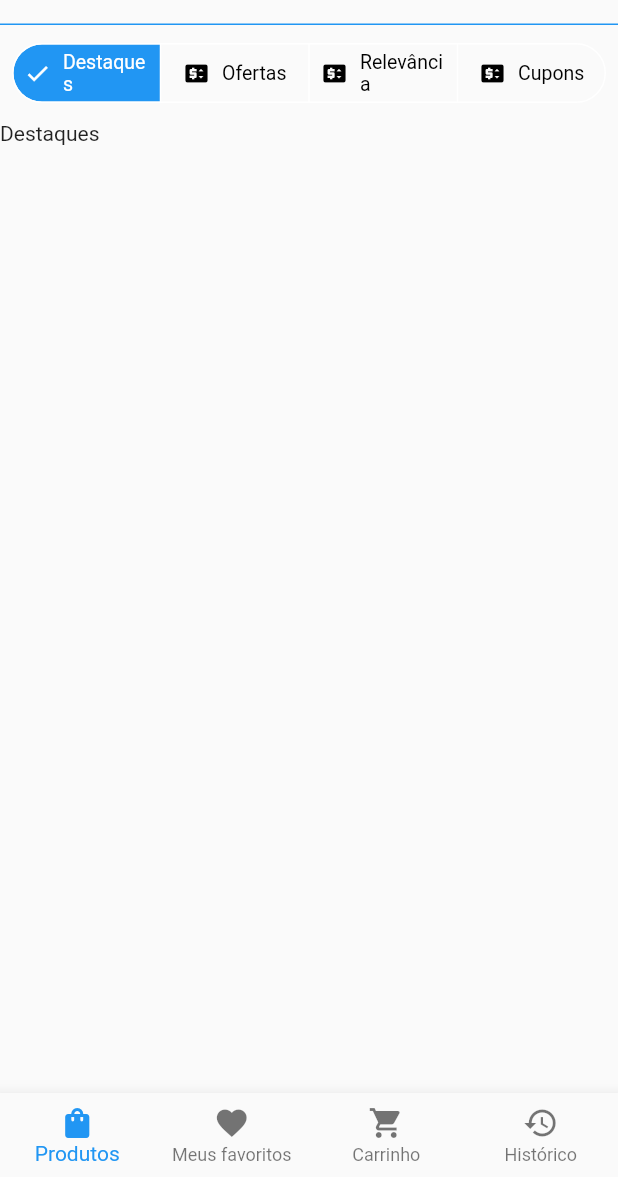
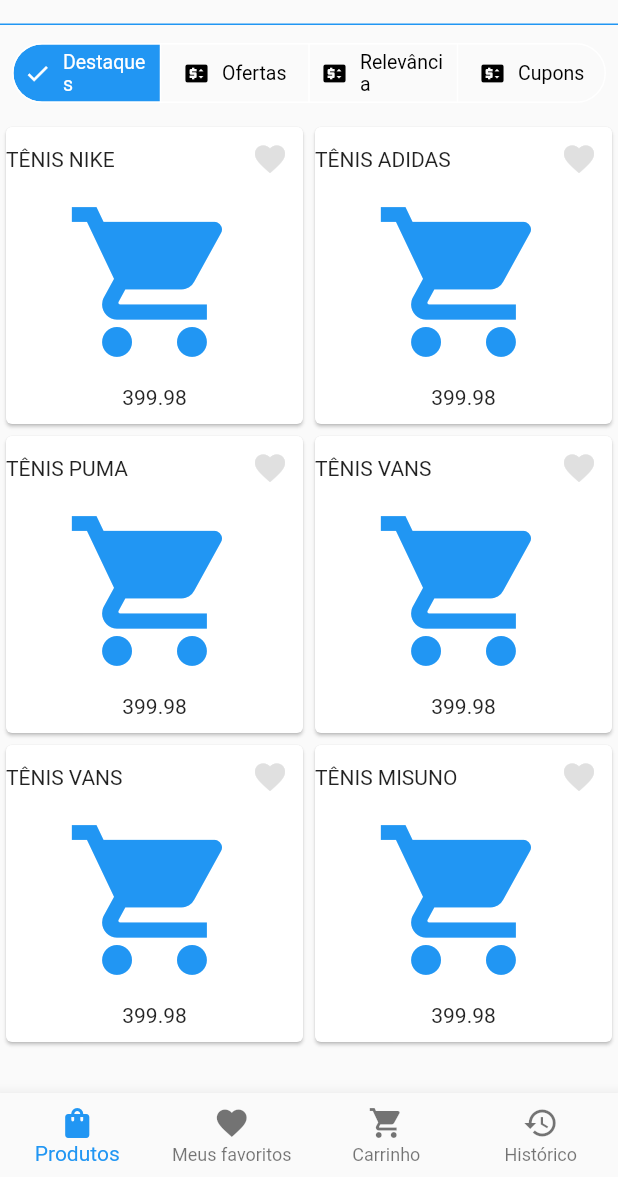
Before and after one commit to auguzsto/ecommerce, a Flutter app: the screen it shows after launch, on a phone screen of 412 x 824 dp, the part 59-1236 px from its top. Run offline on Flutter 3.47's test engine with Material 2 defaults, Android fonts, the phone set to English and light mode, and no system bars.

```diff
--- a/lib/main.dart
+++ b/lib/main.dart
@@ -1,5 +1,5 @@
 import 'package:ecommerce/src/app/base/controllers/base_controller.dart';
-import 'package:ecommerce/src/app/products/controller/products_controller.dart';
+import 'package:ecommerce/src/app/products/controller/segments_controller.dart';
 import 'package:ecommerce/src/shared/app_widget.dart';
 import 'package:provider/provider.dart';
 import 'package:flutter/material.dart';
--- a/lib/src/app/products/pages/products_page.dart
+++ b/lib/src/app/products/pages/products_page.dart
@@ -1,4 +1,5 @@
-import 'package:ecommerce/src/app/products/controller/products_controller.dart';
+import 'package:ecommerce/src/app/products/controller/segments_controller.dart';
+import 'package:ecommerce/src/app/products/pages/segments/high_pages.dart';
 import 'package:ecommerce/src/app/products/widgets/segments_custom.dart';
 import 'package:flutter/material.dart';
 import 'package:provider/provider.dart';
@@ -14,8 +15,8 @@ class ProductsPage extends StatelessWidget {
         crossAxisAlignment: CrossAxisAlignment.stretch,
         children: [
           //Segments
-          Padding(
-            padding: const EdgeInsets.all(8.0),
+          const Padding(
+            padding: EdgeInsets.all(8.0),
             child: SegmentsCustom(),
           ),
 
@@ -24,7 +25,7 @@ class ProductsPage extends StatelessWidget {
             child: PageView(
               controller: segmentsController.pageController,
               children: [
-                Text('Destaques'),
+                HighProductsPages(),
                 Text('Ofertas'),
                 Text('Revelância'),
                 Text('Cupons'),
--- /dev/null
+++ b/lib/src/app/products/pages/segments/high_pages.dart
@@ -0,0 +1,50 @@
+import 'package:ecommerce/src/shared/databases/products.dart';
+import 'package:flutter/material.dart';
+
+class HighProductsPages extends StatelessWidget {
+  const HighProductsPages({super.key});
+
+  @override
+  Widget build(BuildContext context) {
+    return GridView.count(
+      crossAxisCount: 2,
+      children: List.generate(
+        products.length,
+        (index) => Card(
+          child: Column(
+            mainAxisAlignment: MainAxisAlignment.spaceEvenly,
+            children: [
+              //Favorite icon
+              Padding(
+                padding: const EdgeInsets.only(right: 10),
+                child: Row(
+                  mainAxisSize: MainAxisSize.max,
+                  mainAxisAlignment: MainAxisAlignment.spaceBetween,
+                  children: [
+                    Text(
+                      products[index].name!.toUpperCase(),
+                      textAlign: TextAlign.center,
+                    ),
+                    Icon(
+                      Icons.favorite,
+                      color: Colors.grey.shade300,
+                    ),
+                  ],
+                ),
+              ),
+
+              //Product
+              const Icon(
+                Icons.shopping_cart,
+                size: 120,
+                color: Colors.blue,
+              ),
+
+              Text(products[index].price!.toString()),
+            ],
+          ),
+        ),
+      ),
+    );
+  }
+}
--- a/lib/src/app/products/widgets/segments_custom.dart
+++ b/lib/src/app/products/widgets/segments_custom.dart
@@ -1,10 +1,10 @@
 import 'package:ecommerce/src/app/products/constants/products_constants.dart';
-import 'package:ecommerce/src/app/products/controller/products_controller.dart';
+import 'package:ecommerce/src/app/products/controller/segments_controller.dart';
 import 'package:flutter/material.dart';
 import 'package:provider/provider.dart';
 
 class SegmentsCustom extends StatelessWidget {
-  SegmentsCustom({super.key});
+  const SegmentsCustom({super.key});
 
   @override
   Widget build(BuildContext context) {
--- a/lib/src/shared/databases/products.dart
+++ b/lib/src/shared/databases/products.dart
@@ -12,7 +12,7 @@ List<ProductsModel> _products = [
       name: 'Tênis Adidas',
       description: 'Tênis maneiro',
       price: 399.98,
-      priceOffer: 329.99),
+      priceOffer: 0),
   ProductsModel(
       id: 3,
       name: 'Tênis Puma',
```
Also changed, not shown: lib/src/app/products/controller/segments_controller.dart (renamed from lib/src/app/products/controller/products_controller.dart).
